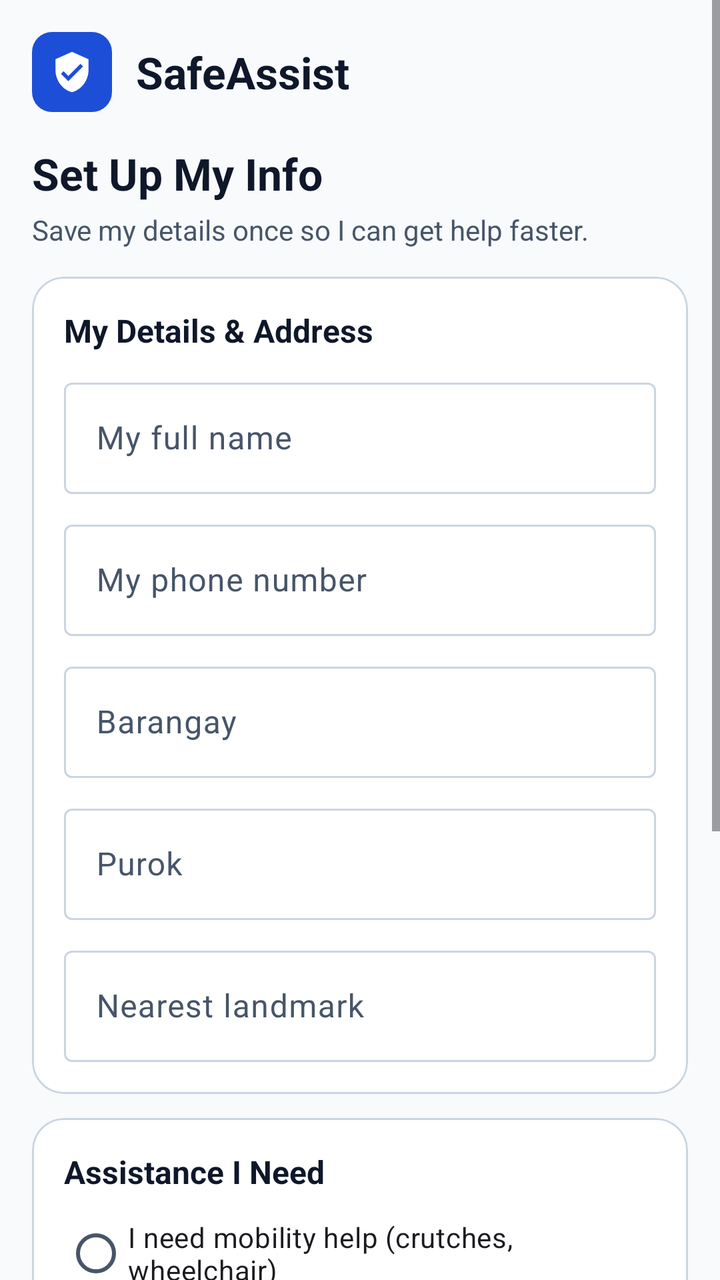
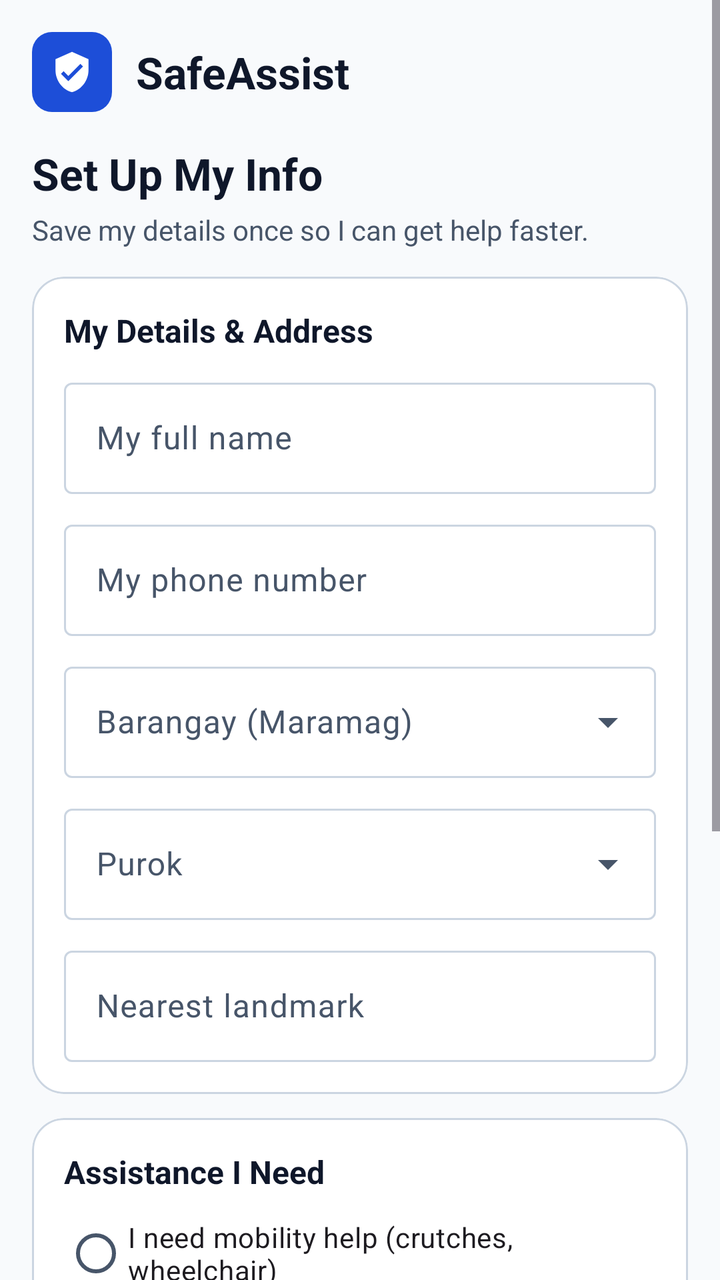

Two renders of the same Android screen: before a commit and after it. Below are the layout's source before the change and the commit's diff.
<!-- AndroidManifest.xml: application theme Theme.SafeAssist -->
<!-- res/layout/fragment_setup.xml -->
<?xml version="1.0" encoding="utf-8"?>
<ScrollView xmlns:android="http://schemas.android.com/apk/res/android"
    xmlns:app="http://schemas.android.com/apk/res-auto"
    android:layout_width="match_parent"
    android:layout_height="match_parent"
    android:background="@color/bg_light"
    android:fillViewport="true">

    <LinearLayout
        android:layout_width="match_parent"
        android:layout_height="wrap_content"
        android:orientation="vertical"
        android:padding="16dp">

        
        <LinearLayout
            android:layout_width="match_parent"
            android:layout_height="wrap_content"
            android:gravity="center_vertical"
            android:orientation="horizontal">

            <FrameLayout
                android:layout_width="40dp"
                android:layout_height="40dp"
                android:background="@drawable/bg_brand_badge">

                <ImageView
                    android:layout_width="22dp"
                    android:layout_height="22dp"
                    android:layout_gravity="center"
                    android:contentDescription="@string/app_name"
                    android:src="@drawable/ic_shield" />
            </FrameLayout>

            <TextView
                android:layout_width="wrap_content"
                android:layout_height="wrap_content"
                android:layout_marginStart="12dp"
                android:text="@string/app_name"
                android:textColor="@color/text_primary"
                android:textSize="22sp"
                android:textStyle="bold" />
        </LinearLayout>

        <TextView
            android:layout_width="match_parent"
            android:layout_height="wrap_content"
            android:layout_marginTop="16dp"
            android:text="Set Up My Info"
            android:textColor="@color/text_primary"
            android:textSize="22sp"
            android:textStyle="bold" />

        <TextView
            android:layout_width="match_parent"
            android:layout_height="wrap_content"
            android:layout_marginTop="4dp"
            android:text="Save my details once so I can get help faster."
            android:textColor="@color/text_secondary"
            android:textSize="14sp" />

        
        <com.google.android.material.card.MaterialCardView
            style="@style/SafeAssist.Card"
            android:layout_width="match_parent"
            android:layout_height="wrap_content"
            android:layout_marginTop="14dp">

            <LinearLayout
                android:layout_width="match_parent"
                android:layout_height="wrap_content"
                android:orientation="vertical"
                android:padding="16dp">

                <TextView
                    android:layout_width="match_parent"
                    android:layout_height="wrap_content"
                    android:text="My Details &amp; Address"
                    android:textColor="@color/text_primary"
                    android:textSize="16sp"
                    android:textStyle="bold" />

                <com.google.android.material.textfield.TextInputLayout
                    style="@style/Widget.Material3.TextInputLayout.OutlinedBox"
                    android:layout_width="match_parent"
                    android:layout_height="wrap_content"
                    android:layout_marginTop="10dp"
                    android:hint="My full name">

                    <com.google.android.material.textfield.TextInputEditText
                        android:id="@+id/et_setup_name"
                        android:layout_width="match_parent"
                        android:layout_height="wrap_content"
                        android:inputType="textPersonName" />
                </com.google.android.material.textfield.TextInputLayout>

                <com.google.android.material.textfield.TextInputLayout
                    style="@style/Widget.Material3.TextInputLayout.OutlinedBox"
                    android:layout_width="match_parent"
                    android:layout_height="wrap_content"
                    android:layout_marginTop="10dp"
                    android:hint="My phone number">

                    <com.google.android.material.textfield.TextInputEditText
                        android:id="@+id/et_setup_phone"
                        android:layout_width="match_parent"
                        android:layout_height="wrap_content"
                        android:inputType="phone" />
                </com.google.android.material.textfield.TextInputLayout>

                <com.google.android.material.textfield.TextInputLayout
                    style="@style/Widget.Material3.TextInputLayout.OutlinedBox"
                    android:layout_width="match_parent"
                    android:layout_height="wrap_content"
                    android:layout_marginTop="10dp"
                    android:hint="Barangay">

                    <com.google.android.material.textfield.TextInputEditText
                        android:id="@+id/et_setup_barangay"
                        android:layout_width="match_parent"
                        android:layout_height="wrap_content"
                        android:inputType="textCapWords" />
                </com.google.android.material.textfield.TextInputLayout>

                <com.google.android.material.textfield.TextInputLayout
                    style="@style/Widget.Material3.TextInputLayout.OutlinedBox"
                    android:layout_width="match_parent"
                    android:layout_height="wrap_content"
                    android:layout_marginTop="10dp"
                    android:hint="Purok">

                    <com.google.android.material.textfield.TextInputEditText
                        android:id="@+id/et_setup_purok"
                        android:layout_width="match_parent"
                        android:layout_height="wrap_content"
                        android:inputType="textCapWords" />
                </com.google.android.material.textfield.TextInputLayout>

                <com.google.android.material.textfield.TextInputLayout
                    style="@style/Widget.Material3.TextInputLayout.OutlinedBox"
                    android:layout_width="match_parent"
                    android:layout_height="wrap_content"
                    android:layout_marginTop="10dp"
                    android:hint="Nearest landmark">

                    <com.google.android.material.textfield.TextInputEditText
                        android:id="@+id/et_setup_landmark"
                        android:layout_width="match_parent"
                        android:layout_height="wrap_content"
                        android:inputType="textCapSentences" />
                </com.google.android.material.textfield.TextInputLayout>
            </LinearLayout>
        </com.google.android.material.card.MaterialCardView>

        
        <com.google.android.material.card.MaterialCardView
            style="@style/SafeAssist.Card"
            android:layout_width="match_parent"
            android:layout_height="wrap_content"
            android:layout_marginTop="12dp">

            <LinearLayout
                android:layout_width="match_parent"
                android:layout_height="wrap_content"
                android:orientation="vertical"
                android:padding="16dp">

                <TextView
                    android:layout_width="match_parent"
                    android:layout_height="wrap_content"
                    android:text="Assistance I Need"
                    android:textColor="@color/text_primary"
                    android:textSize="16sp"
                    android:textStyle="bold" />

                <RadioGroup
                    android:id="@+id/rg_setup_mobility"
                    android:layout_width="match_parent"
                    android:layout_height="wrap_content"
                    android:layout_marginTop="6dp"
                    android:checkedButton="@id/rb_setup_general">

                    <com.google.android.material.radiobutton.MaterialRadioButton
                        android:id="@+id/rb_setup_mobility"
                        android:layout_width="match_parent"
                        android:layout_height="wrap_content"
                        android:minHeight="48dp"
                        android:text="I need mobility help (crutches, wheelchair)"
                        android:textSize="14sp" />

                    <com.google.android.material.radiobutton.MaterialRadioButton
                        android:id="@+id/rb_setup_senior"
                        android:layout_width="match_parent"
                        android:layout_height="wrap_content"
                        android:minHeight="48dp"
                        android:text="I am a senior or have a health condition"
                        android:textSize="14sp" />

                    <com.google.android.material.radiobutton.MaterialRadioButton
                        android:id="@+id/rb_setup_general"
                        android:layout_width="match_parent"
                        android:layout_height="wrap_content"
                        android:minHeight="48dp"
                        android:text="I don't need mobility help"
                        android:textSize="14sp" />
                </RadioGroup>

                <com.google.android.material.textfield.TextInputLayout
                    style="@style/Widget.Material3.TextInputLayout.OutlinedBox"
                    android:layout_width="match_parent"
                    android:layout_height="wrap_content"
                    android:layout_marginTop="8dp"
                    android:hint="Other needs or notes">

                    <com.google.android.material.textfield.TextInputEditText
                        android:id="@+id/et_setup_notes"
                        android:layout_width="match_parent"
                        android:layout_height="wrap_content"
                        android:inputType="textCapSentences"
                        android:maxLength="120" />
                </com.google.android.material.textfield.TextInputLayout>
            </LinearLayout>
        </com.google.android.material.card.MaterialCardView>

        <com.google.android.material.button.MaterialButton
            android:id="@+id/btn_complete_setup"
            style="@style/SafeAssist.PrimaryButton"
            android:layout_width="match_parent"
            android:layout_height="wrap_content"
            android:layout_marginTop="16dp"
            android:text="Save &amp; Continue" />

        <com.google.android.material.button.MaterialButton
            android:id="@+id/btn_skip_setup"
            style="@style/Widget.Material3.Button.TextButton"
            android:layout_width="match_parent"
            android:layout_height="48dp"
            android:layout_marginTop="6dp"
            android:layout_marginBottom="12dp"
            android:text="Skip for now"
            android:textColor="@color/text_secondary" />

    </LinearLayout>
</ScrollView>
<!-- resources referenced by this layout -->
<resources>
  <color name="bg_light">#F8FAFC</color>
  <color name="text_primary">#0F172A</color>
  <color name="text_secondary">#475569</color>
  <!-- drawable bg_brand_badge (drawable) -->
  <?xml version="1.0" encoding="utf-8"?>
  <shape xmlns:android="http://schemas.android.com/apk/res/android"
      android:shape="rectangle">
      <solid android:color="@color/primary_blue" />
      <corners android:radius="10dp" />
  </shape>
  <!-- drawable ic_shield (drawable) -->
  <?xml version="1.0" encoding="utf-8"?>
  <vector xmlns:android="http://schemas.android.com/apk/res/android"
      android:width="24dp"
      android:height="24dp"
      android:viewportWidth="24"
      android:viewportHeight="24">
      <path
          android:fillColor="#FFFFFF"
          android:pathData="M12,1L3,5v6c0,5.55 3.84,10.74 9,12 5.16,-1.26 9,-6.45 9,-12L21,5l-9,-4zM10,17l-4,-4 1.41,-1.41L10,14.17l6.59,-6.59L18,9l-8,8z" />
  </vector>
  <string name="app_name">SafeAssist</string>
  <style name="SafeAssist.Card" parent="Widget.Material3.CardView.Outlined">
          <item name="cardBackgroundColor">@color/surface_white</item>
          <item name="strokeColor">@color/border_subtle</item>
          <item name="strokeWidth">1dp</item>
          <item name="cardCornerRadius">16dp</item>
          <item name="cardElevation">0dp</item>
      </style>
  <style name="SafeAssist.PrimaryButton" parent="Widget.Material3.Button">
          <item name="android:minHeight">56dp</item>
          <item name="android:textSize">16sp</item>
          <item name="android:textStyle">bold</item>
          <item name="cornerRadius">14dp</item>
          <item name="backgroundTint">@color/primary_blue</item>
          <item name="android:textColor">@color/white</item>
      </style>
  <style name="Theme.SafeAssist" parent="Theme.Material3.Light.NoActionBar">
          <item name="colorPrimary">@color/primary_blue</item>
          <item name="colorOnPrimary">@color/white</item>
          <item name="colorPrimaryContainer">@color/primary_blue_light</item>
          <item name="colorOnPrimaryContainer">@color/primary_blue_dark</item>
          <item name="colorError">@color/sos_red</item>
          <item name="colorOnError">@color/white</item>
          <item name="android:colorBackground">@color/bg_light</item>
          <item name="colorSurface">@color/surface_white</item>
          <item name="colorOnSurface">@color/text_primary</item>
          <item name="colorOnSurfaceVariant">@color/text_secondary</item>
          <item name="colorOutline">@color/border_subtle</item>
          <item name="android:statusBarColor">@color/surface_white</item>
          <item name="android:windowLightStatusBar">true</item>
      </style>
  <color name="primary_blue">#1D4ED8</color>
  <color name="surface_white">#FFFFFF</color>
  <color name="border_subtle">#CBD5E1</color>
  <color name="white">#FFFFFF</color>
  <color name="primary_blue_light">#EFF6FF</color>
  <color name="primary_blue_dark">#1E40AF</color>
  <color name="sos_red">#DC2626</color>
</resources>

<!-- the commit's change to res/layout/fragment_setup.xml (unified diff, before → after) -->
@@ -109,27 +109,27 @@
                 </com.google.android.material.textfield.TextInputLayout>
 
                 <com.google.android.material.textfield.TextInputLayout
-                    style="@style/Widget.Material3.TextInputLayout.OutlinedBox"
-                    android:layout_width="match_parent"
-                    android:layout_height="wrap_content"
-                    android:layout_marginTop="10dp"
-                    android:hint="Barangay">
-
-                    <com.google.android.material.textfield.TextInputEditText
+                    style="@style/Widget.Material3.TextInputLayout.OutlinedBox.ExposedDropdownMenu"
+                    android:layout_width="match_parent"
+                    android:layout_height="wrap_content"
+                    android:layout_marginTop="10dp"
+                    android:hint="Barangay (Maramag)">
+
+                    <com.google.android.material.textfield.MaterialAutoCompleteTextView
                         android:id="@+id/et_setup_barangay"
                         android:layout_width="match_parent"
                         android:layout_height="wrap_content"
-                        android:inputType="textCapWords" />
-                </com.google.android.material.textfield.TextInputLayout>
-
-                <com.google.android.material.textfield.TextInputLayout
-                    style="@style/Widget.Material3.TextInputLayout.OutlinedBox"
+                        android:inputType="none" />
+                </com.google.android.material.textfield.TextInputLayout>
+
+                <com.google.android.material.textfield.TextInputLayout
+                    style="@style/Widget.Material3.TextInputLayout.OutlinedBox.ExposedDropdownMenu"
                     android:layout_width="match_parent"
                     android:layout_height="wrap_content"
                     android:layout_marginTop="10dp"
                     android:hint="Purok">
 
-                    <com.google.android.material.textfield.TextInputEditText
+                    <com.google.android.material.textfield.MaterialAutoCompleteTextView
                         android:id="@+id/et_setup_purok"
                         android:layout_width="match_parent"
                         android:layout_height="wrap_content"
